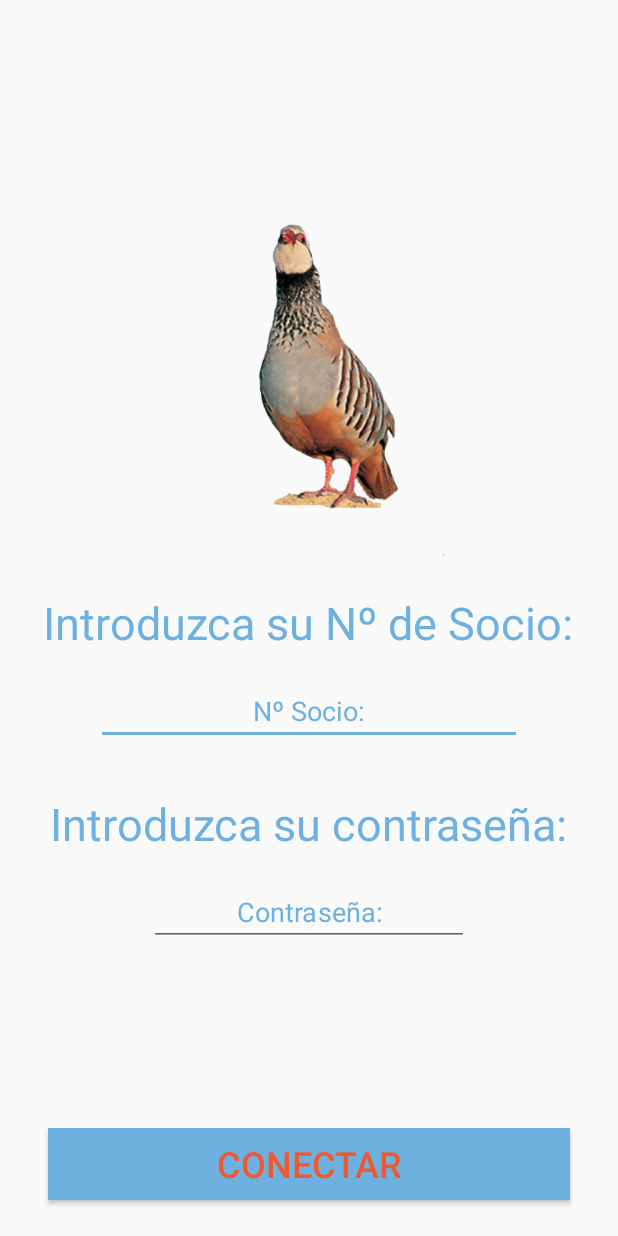
After one commit to marcostorresperez/ProyectoMarcos, an Android app: the LoginActivity screen opened directly, with no data from a screen before it, on a phone screen of 412 x 824 dp. The commit adds this screen. Run offline under Robolectric (Android 15) with nearby library versions, the phone set to English and light mode, and no system bars.

Commit message:
Empezamos Login

```diff
--- a/app/src/main/AndroidManifest.xml
+++ b/app/src/main/AndroidManifest.xml
@@ -9,8 +9,8 @@
         android:roundIcon="@mipmap/ic_launcher_round"
         android:supportsRtl="true"
         android:theme="@style/Theme.ProyectoMarcos">
-        <activity android:name=".ActivityLogin"></activity>
-        <activity android:name=".PrincipalActivity">
+        <activity android:name=".principal.LoginActivity"></activity>
+        <activity android:name=".principal.PrincipalActivity">
             <intent-filter>
                 <action android:name="android.intent.action.MAIN" />
 
--- a/app/src/main/java/com/example/proyectomarcos/ActivityLogin.java
+++ /dev/null
@@ -1,15 +0,0 @@
-package com.example.proyectomarcos;
-
-import androidx.appcompat.app.AppCompatActivity;
-
-import android.os.Bundle;
-
-public class ActivityLogin extends AppCompatActivity {
-
-    @Override
-    protected void onCreate(Bundle savedInstanceState) {
-        super.onCreate(savedInstanceState);
-        setContentView(R.layout.activity_login);
-    }
-
-}
--- a/app/src/main/java/com/example/proyectomarcos/NormativaActivity.java
+++ /dev/null
@@ -1,4 +0,0 @@
-package com.example.proyectomarcos;
-
-public class NormativaActivity {
-}
--- a/app/src/main/java/com/example/proyectomarcos/Usuario.java
+++ b/app/src/main/java/com/example/proyectomarcos/pojo/Usuario.java
@@ -1,20 +1,26 @@
-package com.example.proyectomarcos;
+package com.example.proyectomarcos.pojo;
 
 public class Usuario {
     private String nombre;
     private String apellidos;
     private String numSocio;
+    private String clave;
     private String telefono;
     private String esActivo;
     private String esJunta;
 
 
-    public Usuario(String nombre, String apellidos, String numSocio, String telefono, String esActivo) {
+    public Usuario(String nombre, String apellidos, String numSocio, String clave, String telefono, String esActivo) {
         this.nombre = nombre;
         this.apellidos = apellidos;
         this.numSocio = numSocio;
+        this.clave = clave;
         this.telefono = telefono;
         this.esActivo = esActivo;
+    }
+
+    public Usuario() {
+        super();
     }
 
     public String getNombre() {
@@ -64,4 +70,12 @@ public class Usuario {
     public void setEsJunta(String esJunta) {
         this.esJunta = esJunta;
     }
+
+    public String getClave() {
+        return clave;
+    }
+
+    public void setClave(String clave) {
+        this.clave = clave;
+    }
 }
--- /dev/null
+++ b/app/src/main/java/com/example/proyectomarcos/principal/LoginActivity.java
@@ -0,0 +1,40 @@
+package com.example.proyectomarcos.principal;
+
+import androidx.appcompat.app.AppCompatActivity;
+
+import android.os.Bundle;
+import android.view.View;
+import android.widget.Button;
+import android.widget.EditText;
+import android.widget.Toast;
+
+import com.example.proyectomarcos.R;
+import com.example.proyectomarcos.pojo.Usuario;
+
+public class LoginActivity extends AppCompatActivity {
+    public static final String REGEX_DNI = "^[0-9]{8,8}[A-Za-z]$";
+
+    private EditText txtUsuario, txtContra;
+
+
+    @Override
+    protected void onCreate(Bundle savedInstanceState) {
+        super.onCreate(savedInstanceState);
+        setContentView(R.layout.activity_login);
+        txtUsuario=findViewById(R.id.txtUser);
+        txtContra=findViewById(R.id.textPass);
+    }
+
+
+    public void sePulsa(View v) {
+        if (!txtUsuario.getText().toString().isEmpty() && !txtContra.getText().toString().isEmpty()) {
+            Usuario usuario = new Usuario();
+            usuario.setNumSocio(txtUsuario.getText().toString());
+            usuario.setClave(txtContra.getText().toString());
+
+
+        }else{
+            Toast.makeText(getApplicationContext(),"Rellena todos los campos",Toast.LENGTH_SHORT).show();
+        }
+    }
+}
--- /dev/null
+++ b/app/src/main/java/com/example/proyectomarcos/principal/NormativaActivity.java
@@ -0,0 +1,4 @@
+package com.example.proyectomarcos.principal;
+
+public class NormativaActivity {
+}
--- a/app/src/main/java/com/example/proyectomarcos/PrincipalActivity.java
+++ b/app/src/main/java/com/example/proyectomarcos/principal/PrincipalActivity.java
@@ -1,4 +1,4 @@
-package com.example.proyectomarcos;
+package com.example.proyectomarcos.principal;
 
 import androidx.appcompat.app.AppCompatActivity;
 
@@ -7,6 +7,8 @@ import android.widget.Button;
 import android.widget.EditText;
 import android.widget.TextView;
 import android.widget.Toolbar;
+
+import com.example.proyectomarcos.R;
 
 public class PrincipalActivity extends AppCompatActivity {
 
@@ -20,9 +22,9 @@ public class PrincipalActivity extends AppCompatActivity {
         super.onCreate(savedInstanceState);
         setContentView(R.layout.activity_principal);
 
-        Toolbar toolbar = findViewById(R.id.toolbar);
-        setSupportActionBar(toolbar);
-        getSupportActionBar().setDisplayShowTitleEnabled(false);
+     //   Toolbar toolbar = findViewById(R.id.toolbar);
+       // setSupportActionBar(toolbar);
+        //getSupportActionBar().setDisplayShowTitleEnabled(false);
     }
 
     private void setSupportActionBar(Toolbar toolbar) {
--- a/app/src/main/res/layout/activity_login.xml
+++ b/app/src/main/res/layout/activity_login.xml
@@ -4,6 +4,106 @@
     xmlns:tools="http://schemas.android.com/tools"
     android:layout_width="match_parent"
     android:layout_height="match_parent"
-    tools:context=".ActivityLogin">
+    tools:context=".principal.LoginActivity">
 
+    <androidx.constraintlayout.widget.Guideline
+        android:id="@+id/guideline"
+        android:layout_width="wrap_content"
+        android:layout_height="wrap_content"
+        android:orientation="horizontal"
+        app:layout_constraintGuide_percent="0.45" />
+
+    <ImageView
+        android:id="@+id/imageView2"
+        android:layout_width="236dp"
+        android:layout_height="271dp"
+        android:scaleType="centerInside"
+        app:layout_constraintBottom_toTopOf="@+id/guideline"
+        app:layout_constraintEnd_toEndOf="parent"
+        app:layout_constraintHorizontal_bias="0.537"
+        app:layout_constraintStart_toStartOf="parent"
+        app:srcCompat="@drawable/perdiz" />
+
+    <TextView
+        android:id="@+id/textView2"
+        android:layout_width="wrap_content"
+        android:layout_height="wrap_content"
+        android:layout_marginTop="24dp"
+        android:text="@string/inUsuario"
+        android:textColor="#6EB1E1"
+        android:textSize="30sp"
+        app:layout_constraintEnd_toEndOf="parent"
+        app:layout_constraintHorizontal_bias="0.495"
+        app:layout_constraintStart_toStartOf="parent"
+        app:layout_constraintTop_toBottomOf="@+id/imageView2"
+        />
+
+    <EditText
+        android:id="@+id/txtUser"
+        android:layout_width="0dp"
+        android:layout_height="wrap_content"
+        android:layout_marginStart="64dp"
+        android:layout_marginTop="16dp"
+        android:layout_marginEnd="64dp"
+        android:hint="@string/usuario"
+        android:imeOptions="actionNext"
+        android:maxLength="9"
+        android:shadowColor="#A2A3A3"
+        android:singleLine="true"
+        android:textAlignment="center"
+        android:textColor="#6EB1E1"
+        android:textColorHighlight="#6EB1E1"
+        android:textColorHint="#6EB1E1"
+        android:theme="@style/textos"
+        app:layout_constraintEnd_toEndOf="parent"
+        app:layout_constraintStart_toStartOf="parent"
+        app:layout_constraintTop_toBottomOf="@+id/textView2" />
+
+    <TextView
+        android:id="@+id/textView4"
+        android:layout_width="wrap_content"
+        android:layout_height="wrap_content"
+        android:layout_marginTop="32dp"
+        android:text="@string/inPass"
+        android:textColor="#6EB1E1"
+        android:textSize="30sp"
+        app:layout_constraintEnd_toEndOf="parent"
+        app:layout_constraintStart_toStartOf="parent"
+        app:layout_constraintTop_toBottomOf="@+id/txtUser" />
+
+    <EditText
+        android:id="@+id/textPass"
+        android:layout_width="wrap_content"
+        android:layout_height="wrap_content"
+        android:layout_marginTop="16dp"
+        android:ems="10"
+        android:inputType="number"
+        android:hint="@string/pass"
+        android:maxLength="4"
+        android:shadowColor="#A2A3A3"
+        android:textAlignment="center"
+        android:textColor="#6EB1E1"
+        android:textColorHighlight="#6EB1E1"
+        android:textColorHint="#6EB1E1"
+        app:layout_constraintEnd_toEndOf="parent"
+        app:layout_constraintStart_toStartOf="parent"
+        app:layout_constraintTop_toBottomOf="@+id/textView4"
+        android:singleLine="true"
+        android:imeOptions="actionNext"
+        />
+
+    <Button
+        android:id="@+id/btnLogin"
+        android:layout_width="0dp"
+        android:layout_height="wrap_content"
+        android:layout_marginStart="32dp"
+        android:layout_marginEnd="32dp"
+        android:layout_marginBottom="24dp"
+        android:background="#6EB1E1"
+        android:text="@string/conectar"
+        android:textColor="#F0582F"
+        android:textSize="24sp"
+        app:layout_constraintBottom_toBottomOf="parent"
+        app:layout_constraintEnd_toEndOf="parent"
+        app:layout_constraintStart_toStartOf="parent" />
 </androidx.constraintlayout.widget.ConstraintLayout>
--- a/app/src/main/res/layout/activity_principal.xml
+++ b/app/src/main/res/layout/activity_principal.xml
@@ -4,7 +4,7 @@
     xmlns:tools="http://schemas.android.com/tools"
     android:layout_width="match_parent"
     android:layout_height="match_parent"
-    tools:context=".PrincipalActivity">
+    tools:context=".principal.PrincipalActivity">
 
     <androidx.appcompat.widget.Toolbar
         android:id="@+id/toolbar"
--- a/app/src/main/res/values/strings.xml
+++ b/app/src/main/res/values/strings.xml
@@ -7,6 +7,11 @@
     <string name="normativa">NORMATIVA</string>
     <string name="emergencias">EMERGENCIAS</string>
     <string name="cerrarSesion">CERRAR SESIÓN</string>
+    <string name="conectar">CONECTAR</string>
+    <string name="pass">Contraseña:</string>
+    <string name="usuario">Nº Socio:</string>
+    <string name="inUsuario">Introduzca su Nº de Socio:</string>
+    <string name="inPass">Introduzca su contraseña:</string>
     <!-- <string name=""></string>
 
     -->
```
Also changed, not shown: app/src/main/res/drawable/perdiz.png (added).
